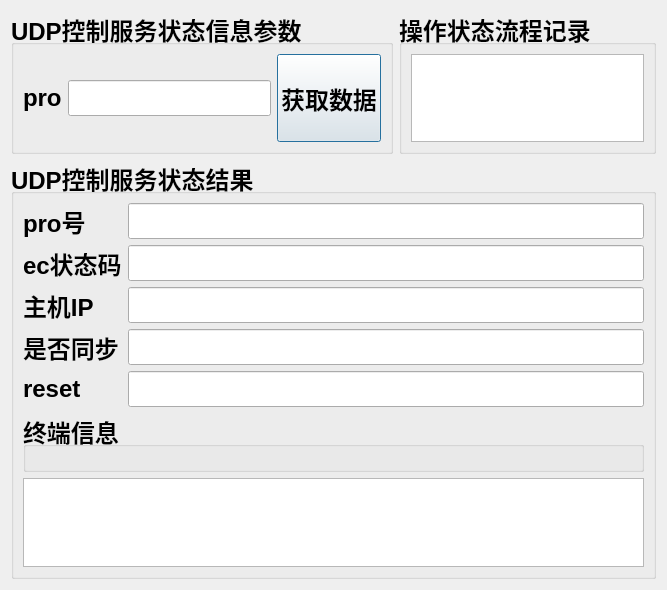
This is controlserverstutasinfo.ui in guoshijiang/IspdNewCalibrator as Qt 5 draws it before an edit. The edited form follows.
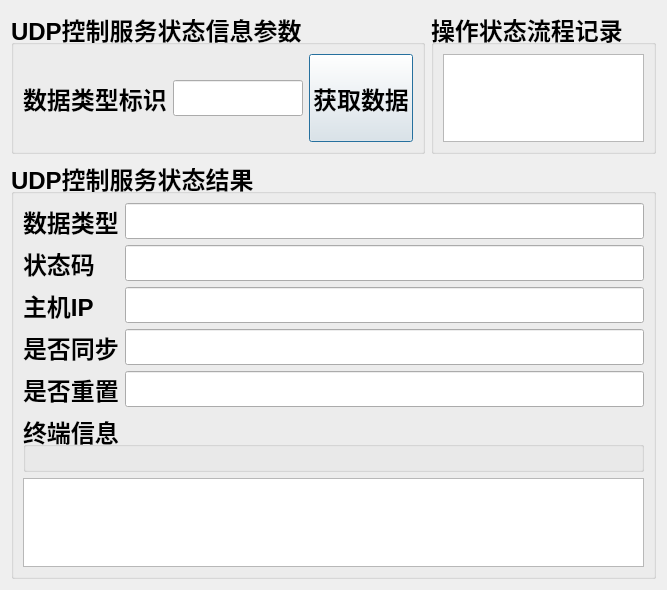
This is the edited form.

Commit message: 获取传感器数据改造

Patch:
```diff
--- a/controlserverstutasinfo.ui
+++ b/controlserverstutasinfo.ui
@@ -34,7 +34,7 @@
           <item>
            <widget class="QLabel" name="label">
             <property name="text">
-             <string>pro</string>
+             <string>数据类型标识</string>
             </property>
            </widget>
           </item>
@@ -106,7 +106,7 @@
         <item row="0" column="0">
          <widget class="QLabel" name="label_6">
           <property name="text">
-           <string>pro号</string>
+           <string>数据类型</string>
           </property>
          </widget>
         </item>
@@ -116,7 +116,7 @@
         <item row="1" column="0">
          <widget class="QLabel" name="label_5">
           <property name="text">
-           <string>ec状态码</string>
+           <string>状态码</string>
           </property>
          </widget>
         </item>
@@ -146,7 +146,7 @@
         <item row="4" column="0">
          <widget class="QLabel" name="label_2">
           <property name="text">
-           <string>reset</string>
+           <string>是否重置</string>
           </property>
          </widget>
         </item>
```
The commit also changes 11 other files.
